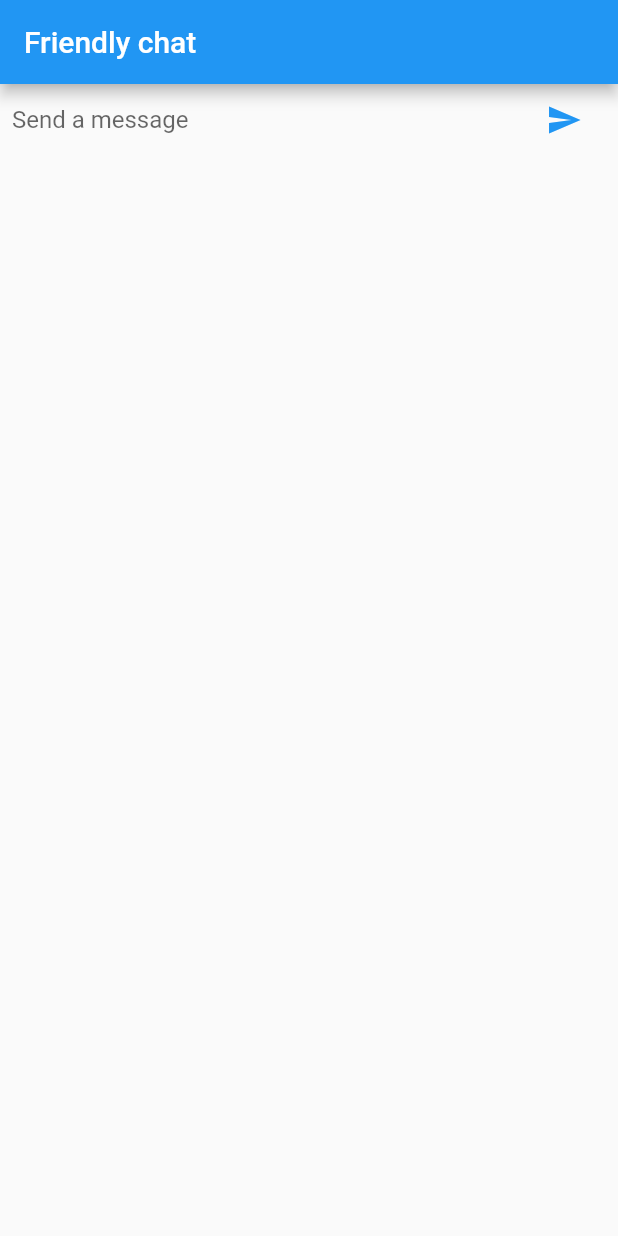
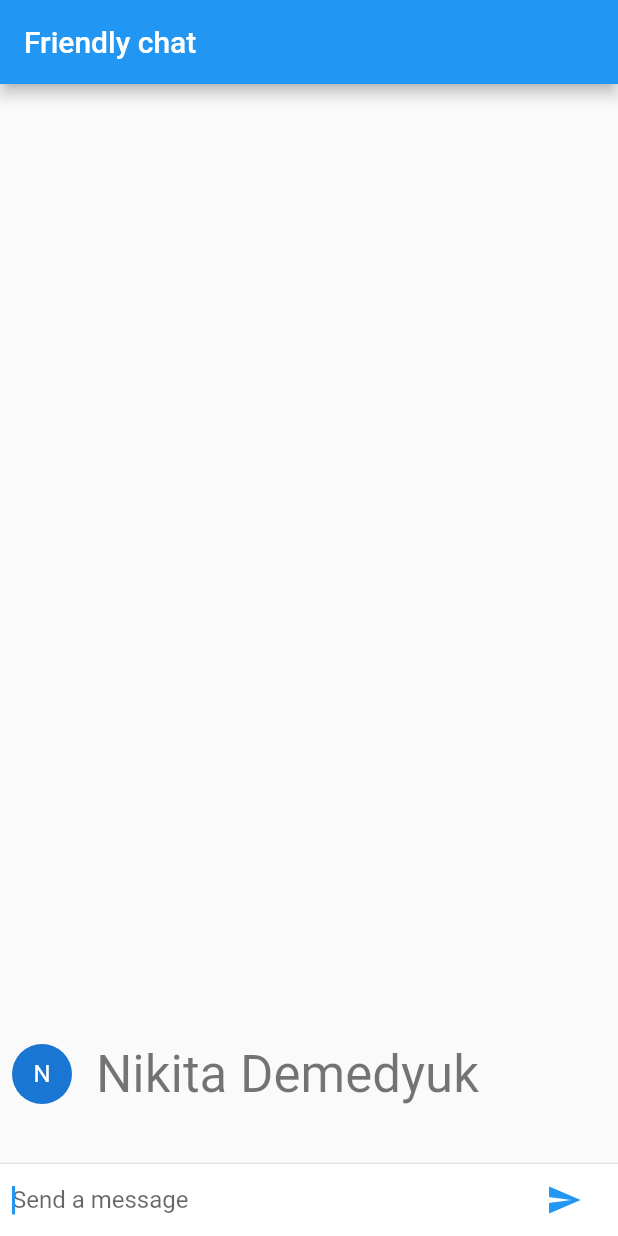
Before and after one commit to NikitaDemedyuk/Friendly-chat, a Flutter app: the screen it shows after launch, after a tap on the "send" icon, on a phone screen of 412 x 824 dp. Run offline on Flutter 3.47's test engine with Material 2 defaults, Android fonts, the phone set to English and light mode, and no system bars.

```diff
--- a/lib/main.dart
+++ b/lib/main.dart
@@ -3,6 +3,8 @@ import 'package:flutter/material.dart';
 void main() {
   runApp(FriendlyChatApp());
 }
+
+String _name = 'Nikita Demedyuk';
 
 class FriendlyChatApp extends StatelessWidget {
   const FriendlyChatApp({
@@ -18,6 +20,38 @@ class FriendlyChatApp extends StatelessWidget {
   }
 }
 
+class ChatMessage extends StatelessWidget {
+  ChatMessage({required this.text, Key? key}) : super(key: key);
+
+  final String text;
+
+  @override
+  Widget build(BuildContext context) {
+    return Container(
+      margin: const EdgeInsets.symmetric(vertical: 10.0),
+      child: Row(
+        crossAxisAlignment: CrossAxisAlignment.start,
+        children: [
+          Container(
+            margin: const EdgeInsets.only(right: 16.0),
+            child: CircleAvatar(child: Text(_name[0])),
+          ),
+          Column(
+            crossAxisAlignment: CrossAxisAlignment.start,
+            children: [
+              Text(_name, style: Theme.of(context).textTheme.headline4),
+              Container(
+                margin: const EdgeInsets.only(top: 5.0),
+                child: Text(text),
+              ),
+            ],
+          ),
+        ],
+      ),
+    );
+  }
+}
+
 class ChatScreen extends StatefulWidget {
   const ChatScreen({Key? key}) : super(key: key);
 
@@ -26,10 +60,19 @@ class ChatScreen extends StatefulWidget {
 }
 
 class _ChatScreenState extends State<ChatScreen> {
+  final List<ChatMessage> _messages = [];
   final _textController = TextEditingController();
+  final FocusNode _focusNode = FocusNode();
 
   void _handleSubmitted(String text) {
     _textController.clear();
+    var message = ChatMessage(
+      text: text,
+    );
+    setState(() {
+      _messages.insert(0, message);
+    });
+    _focusNode.requestFocus();
   }
 
   Widget _buildTextComposer() {
@@ -43,6 +86,7 @@ class _ChatScreenState extends State<ChatScreen> {
               onSubmitted: _handleSubmitted,
               decoration:
                   const InputDecoration.collapsed(hintText: 'Send a message'),
+              focusNode: _focusNode,
             ),
           ),
           IconTheme(
@@ -62,8 +106,24 @@ class _ChatScreenState extends State<ChatScreen> {
   @override
   Widget build(BuildContext context) {
     return Scaffold(
-      appBar: AppBar(title: Text('Friendly chat')),
-      body: _buildTextComposer(),
+      appBar: AppBar(title: const Text('Friendly chat')),
+      body: Column(
+        children: [
+          Flexible(
+            child: ListView.builder(
+              padding: const EdgeInsets.all(8.0),
+              reverse: true,
+              itemBuilder: (_, index) => _messages[index],
+              itemCount: _messages.length,
+            ),
+          ),
+          const Divider(height: 1.0),
+          Container(
+            decoration: BoxDecoration(color: Theme.of(context).cardColor),
+            child: _buildTextComposer(),
+          ),
+        ],
+      ),
     );
   }
 }
```
